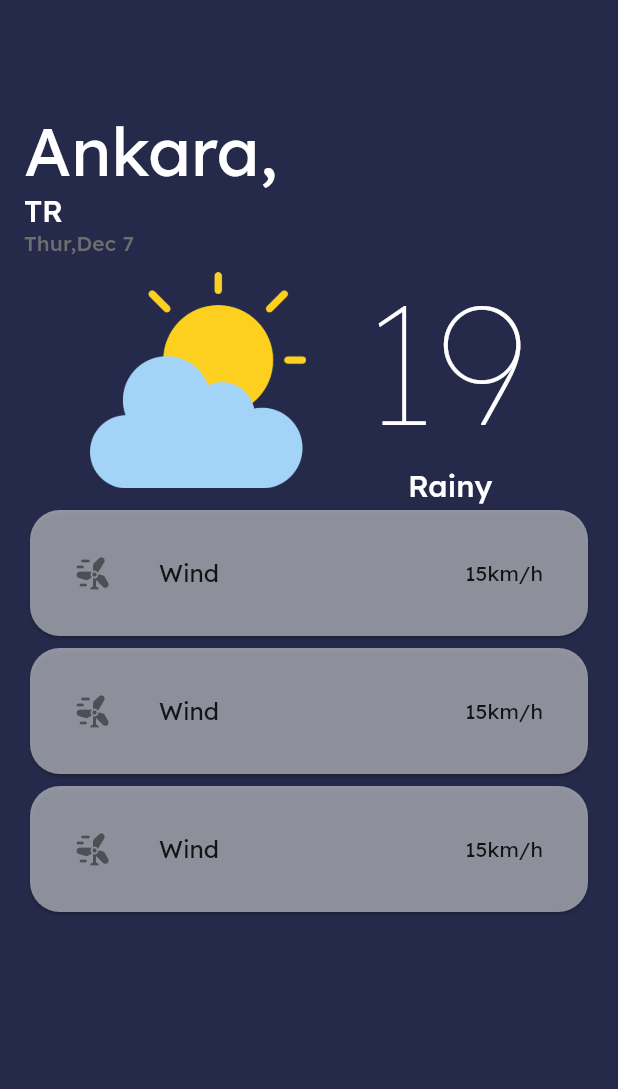
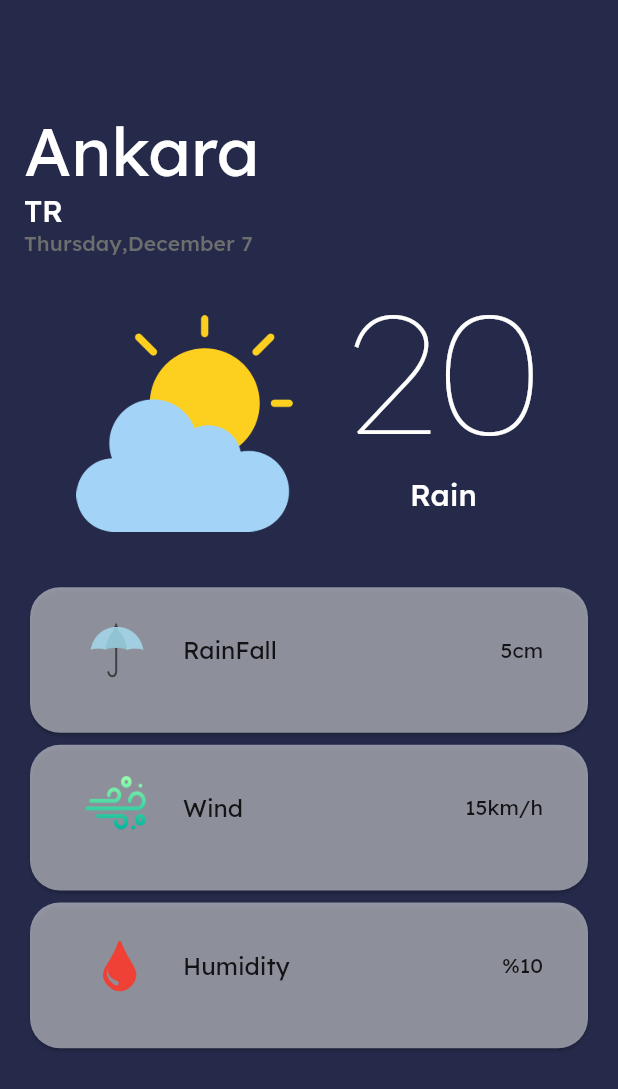
Before and after one commit to muhammedbayhan/flutter_weather_app, a Flutter app: the screen it shows after launch, on a phone screen of 412 x 824 dp. Shown: the top 1089 px of the screen. Run offline on Flutter 3.47's test engine with Material 3 defaults, Android fonts, the light colour scheme and no system bars; our stand-ins replace google_fonts.

Commit message:
widget_parameters

```diff
--- a/lib/views/home_view.dart
+++ b/lib/views/home_view.dart
@@ -1,6 +1,7 @@
 import 'package:flutter/material.dart';
 import 'package:flutter_weather_app/constants/global_colors.dart';
 import 'package:flutter_weather_app/constants/page_padding.dart';
+import 'package:flutter_weather_app/widgets/location_info.dart';
 import 'package:flutter_weather_app/widgets/status_card.dart';
 import 'package:flutter_weather_app/widgets/weather_card.dart';
 
@@ -20,42 +21,15 @@ class HomeView extends StatelessWidget {
         child: Column(
           crossAxisAlignment: CrossAxisAlignment.start,
           children: [
-            Text(
-              "Ankara,",
-              style: Theme.of(context)
-                  .textTheme
-                  .displaySmall!
-                  .copyWith(color: GlobalColors.white),
-              textAlign: TextAlign.center,
-            ),
-            Text(
-              "TR",
-              style: Theme.of(context)
-                  .textTheme
-                  .titleLarge!
-                  .copyWith(color: GlobalColors.white),
-              textAlign: TextAlign.center,
-            ),
-            Text(
-              "Thur,Dec 7",
-              style: Theme.of(context)
-                  .textTheme
-                  .titleSmall!
-                  .copyWith(color: GlobalColors.systemGrey),
-              textAlign: TextAlign.center,
-            ),
-            WeatherCard(),
-            SizedBox(
-              height: MediaQuery.of(context).size.height * 0.35,
-              child: ListView(
-                children: [
-                  StatusCard(),
-                  StatusCard(),
-                  StatusCard(),
+          Expanded(flex: 1, child: LocationInfo(city: "Ankara",country: "TR",)),
+          Expanded(flex: 2,child: WeatherCard(imagePath: "assets/images/sun_cloud.png",degrees: "20",description: "Rain",)),
+          Expanded(child: StatusCard(title: "RainFall", data: "5cm",imagePath: "assets/images/umbrella.png",)),
+          Expanded(child: StatusCard(title: "Wind", data: "15km/h",imagePath: "assets/images/wind.png",)),
+          Expanded(child: StatusCard(title: "Humidity",data: "%10",imagePath: "assets/images/humidity.png",)),
 
-                ],
-              ),
-            ),
+
+
+            Expanded(flex: 1,child: Container())
           ],
         ),
       ),
--- /dev/null
+++ b/lib/widgets/location_info.dart
@@ -0,0 +1,47 @@
+import 'package:flutter/material.dart';
+import 'package:flutter_weather_app/constants/global_colors.dart';
+import 'package:intl/intl.dart';
+
+class LocationInfo extends StatelessWidget {
+   LocationInfo({
+    super.key,required this.city,required this.country
+  });
+String city;
+String country;
+
+DateTime now = DateTime.now();
+late String formattedDate = DateFormat('EEEE,MMMM d').format(now);
+  @override
+  Widget build(BuildContext context) {
+    return SizedBox(
+      child: Column(
+       crossAxisAlignment: CrossAxisAlignment.start,
+       children: [
+              Text(
+              city,
+               style: Theme.of(context)
+                   .textTheme
+                   .displaySmall!
+                   .copyWith(color: GlobalColors.white),
+               textAlign: TextAlign.center,
+             ),
+             Text(
+               country,
+               style: Theme.of(context)
+                   .textTheme
+                   .titleLarge!
+                   .copyWith(color: GlobalColors.white),
+               textAlign: TextAlign.center,
+             ),
+             Text(
+               formattedDate,
+               style: Theme.of(context)
+                   .textTheme
+                   .titleSmall!
+                   .copyWith(color: GlobalColors.systemGrey),
+               textAlign: TextAlign.center,
+             ),
+      ],),
+    );
+  }
+}
--- a/lib/widgets/status_card.dart
+++ b/lib/widgets/status_card.dart
@@ -4,10 +4,13 @@ import 'package:flutter_weather_app/constants/global_colors.dart';
 import 'package:flutter_weather_app/constants/page_padding.dart';
 
 class StatusCard extends StatelessWidget {
-  const StatusCard({
-    super.key,
+   StatusCard({
+    super.key,required this.imagePath,required this.title,required this.data
   });
 
+  String imagePath;
+  String title;
+  String data;
   @override
   Widget build(BuildContext context) {
     return Card(
@@ -18,9 +21,9 @@ class StatusCard extends StatelessWidget {
         child: Padding(
           padding: PagePadding.cardPadding,
           child: ListTile(
-            leading: Icon(Icons.wind_power_rounded),
-            title: Text("Wind"),
-            trailing: Text("15km/h"),
+            leading: Image.asset(imagePath,height: 100,),
+            title: Text(title),
+            trailing: Text(data),
           ),
         ));
   }
--- a/lib/widgets/weather_card.dart
+++ b/lib/widgets/weather_card.dart
@@ -2,9 +2,12 @@ import 'package:flutter/material.dart';
 import 'package:flutter_weather_app/constants/global_colors.dart';
 
 class WeatherCard extends StatelessWidget {
-  const WeatherCard({
-    super.key,
+   WeatherCard({
+    super.key,required this.imagePath,required this.degrees,required this.description
   });
+  String imagePath;
+  String degrees;
+  String description;
 
   @override
   Widget build(BuildContext context) {
@@ -12,13 +15,13 @@ class WeatherCard extends StatelessWidget {
       mainAxisAlignment: MainAxisAlignment.spaceEvenly,
       children: [
         Image.asset(
-          "assets/images/sun_cloud.png",
+          imagePath,
           height: MediaQuery.of(context).size.height * 0.175,
         ),
         Column(
           children: [
             Text(
-              "19",
+              degrees,
               style: Theme.of(context)
                   .textTheme
                   .displayLarge!
@@ -27,7 +30,7 @@ class WeatherCard extends StatelessWidget {
             ),
 
                      Text(
-              "Rainy",
+              description,
               style: Theme.of(context)
                   .textTheme
                   .titleLarge!
--- a/pubspec.yaml
+++ b/pubspec.yaml
@@ -32,6 +32,7 @@ dependencies:
     sdk: flutter
   dio: ^5.4.0
   google_fonts: ^6.1.0
+  intl: ^0.19.0 #Date format
 
   # The following adds the Cupertino Icons font to your application.
   # Use with the CupertinoIcons class for iOS style icons.
@@ -62,6 +63,7 @@ flutter:
   # To add assets to your application, add an assets section, like this:
   assets:
     - assets/images/sun_cloud.png
+    - assets/images/
   #   - images/a_dot_ham.jpeg
 
   # An image asset can refer to one or more resolution-specific "variants", see
```
Also changed, not shown: assets/images/humidity.png (added), assets/images/umbrella.png (added), assets/images/wind.png (added), pubspec.lock.
